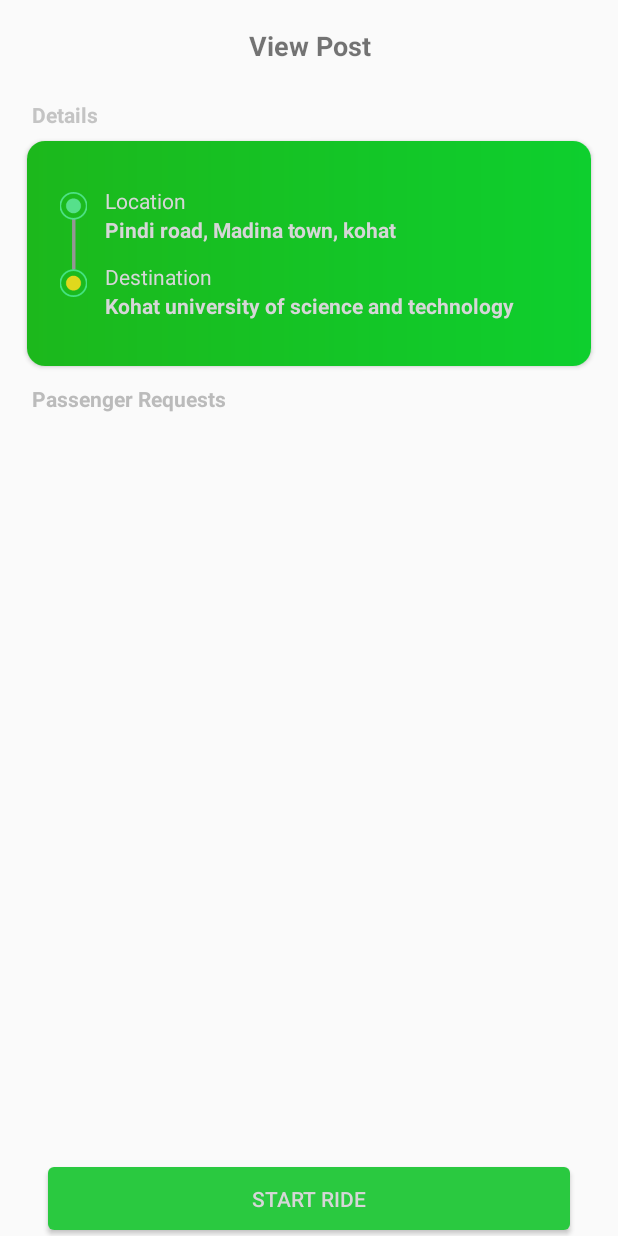
After one commit to sameed07/Lets_Ride_together_Driver, an Android app: the ViewPostActivity screen opened directly, with no data from a screen before it, on a phone screen of 412 x 824 dp. The commit adds this screen. Run offline under Robolectric (Android 15) with nearby library versions, the phone set to English and light mode, and no system bars; our stand-ins replace Firebase (no records; nobody signed in at launch, a user with empty details on screens opened directly); 2 statements that could not run were skipped.

Commit message:
Driver can see users request for specific post

```diff
--- a/app/src/main/AndroidManifest.xml
+++ b/app/src/main/AndroidManifest.xml
@@ -15,7 +15,8 @@
         android:roundIcon="@mipmap/ic_launcher_round"
         android:supportsRtl="true"
         android:theme="@style/AppTheme">
-        <activity android:name=".Activities.PassgengerProfile"></activity>
+        <activity android:name=".Activities.ViewPostActivity"></activity>
+        <activity android:name=".Activities.PassgengerProfile" />
         <activity android:name=".Activities.PostRequestActivity" />
         <activity android:name=".Activities.EditProfile" />
         <activity android:name=".Activities.ProfileActivity" />
--- /dev/null
+++ b/app/src/main/java/com/example/lets_ride_together_driver/Activities/ViewPostActivity.java
@@ -0,0 +1,117 @@
+package com.example.lets_ride_together_driver.Activities;
+
+import androidx.annotation.NonNull;
+import androidx.appcompat.app.AppCompatActivity;
+import androidx.recyclerview.widget.LinearLayoutManager;
+import androidx.recyclerview.widget.RecyclerView;
+
+import android.content.Intent;
+import android.os.Bundle;
+import android.view.View;
+import android.widget.Button;
+import android.widget.ImageView;
+import android.widget.TextView;
+
+import com.example.lets_ride_together_driver.R;
+import com.google.firebase.database.DataSnapshot;
+import com.google.firebase.database.DatabaseError;
+import com.google.firebase.database.DatabaseReference;
+import com.google.firebase.database.FirebaseDatabase;
+import com.google.firebase.database.ValueEventListener;
+
+import java.sql.Driver;
+import java.util.ArrayList;
+import java.util.List;
+
+import Adapter.PassengerRequestAdapter;
+import Fragments.RidesFragment;
+import Model.DriverPost;
+import Model.DriverRequest;
+
+public class ViewPostActivity extends AppCompatActivity {
+
+    private TextView txt_starting,txt_ending;
+    private ImageView img_back;
+    private Button btn_start;
+
+    RecyclerView request_recycler;
+    RecyclerView.LayoutManager manager;
+
+    String post_id;
+
+    //firebase
+    FirebaseDatabase mDatabase;
+    DatabaseReference mRef;
+
+    List<DriverRequest> mList = new ArrayList<>();
+
+    @Override
+    protected void onCreate(Bundle savedInstanceState) {
+        super.onCreate(savedInstanceState);
+        setContentView(R.layout.activity_view_post);
+
+
+        post_id = getIntent().getStringExtra("post_key");
+
+        request_recycler = findViewById(R.id.request_recycler);
+        manager = new LinearLayoutManager(this);
+        request_recycler.setLayoutManager(manager);
+
+        mDatabase = FirebaseDatabase.getInstance();
+        mRef = mDatabase.getReference("PostAsDriver").child(post_id);
+
+        txt_ending = findViewById(R.id.txt_endingpoint);
+        txt_starting = findViewById(R.id.txt_startingpoint);
+        btn_start = findViewById(R.id.btn_start_ride);
+
+
+//
+//        img_back.setOnClickListener(new View.OnClickListener() {
+//            @Override
+//            public void onClick(View v) {
+//
+//                startActivity(new Intent(ViewPostActivity.this, RidesFragment.class));
+////                finish();
+//            }
+//        });
+
+        mRef.addValueEventListener(new ValueEventListener() {
+            @Override
+            public void onDataChange(@NonNull DataSnapshot dataSnapshot) {
+                DriverPost post = dataSnapshot.getValue(DriverPost.class);
+                txt_starting.setText(post.getStarting_point());
+                txt_ending.setText(post.getEnding_point());
+
+            }
+
+            @Override
+            public void onCancelled(@NonNull DatabaseError databaseError) {
+
+            }
+        });
+
+
+        final FirebaseDatabase database = FirebaseDatabase.getInstance();
+        final DatabaseReference ref = database.getReference("DriverRequests");
+        ref.orderByChild("post_id").equalTo(post_id).addValueEventListener(new ValueEventListener() {
+            @Override
+            public void onDataChange(@NonNull DataSnapshot dataSnapshot) {
+
+                for (DataSnapshot ds : dataSnapshot.getChildren()){
+
+                    DriverRequest request= ds.getValue(DriverRequest.class);
+                    mList.add(request);
+
+                    PassengerRequestAdapter adapter = new PassengerRequestAdapter(ViewPostActivity.this,mList);
+                    request_recycler.setAdapter(adapter);
+                }
+            }
+
+            @Override
+            public void onCancelled(@NonNull DatabaseError databaseError) {
+
+            }
+        });
+
+    }
+}
--- /dev/null
+++ b/app/src/main/res/layout/activity_view_post.xml
@@ -0,0 +1,163 @@
+<?xml version="1.0" encoding="utf-8"?>
+<RelativeLayout
+    xmlns:android="http://schemas.android.com/apk/res/android"
+    xmlns:app="http://schemas.android.com/apk/res-auto"
+    xmlns:tools="http://schemas.android.com/tools"
+    android:layout_width="match_parent"
+    android:layout_height="match_parent"
+    tools:context=".Activities.ViewPostActivity"
+    android:orientation="vertical">
+
+
+    <TextView
+        android:layout_alignParentTop="true"
+        android:layout_width="match_parent"
+        android:layout_height="wrap_content"
+        android:text="View Post"
+        android:id="@+id/tb"
+        android:textStyle="bold"
+        android:textSize="18sp"
+        android:gravity="center"
+        android:layout_marginTop="18dp"/>
+
+    <LinearLayout
+        android:layout_width="match_parent"
+        android:layout_height="match_parent"
+        android:layout_below="@+id/tb"
+        android:layout_marginTop="12dp"
+        android:orientation="vertical">
+
+        <TextView
+            android:layout_width="match_parent"
+            android:layout_height="wrap_content"
+            android:layout_marginLeft="21dp"
+            android:layout_marginTop="12dp"
+            android:text="Details"
+            android:textColor="@color/gray"
+            android:textSize="14sp"
+            android:textStyle="bold" />
+
+        <androidx.cardview.widget.CardView
+
+            android:layout_width="match_parent"
+            android:layout_height="150dp"
+            android:layout_marginLeft="18dp"
+            android:layout_marginTop="8dp"
+            android:layout_marginRight="18dp"
+            app:cardCornerRadius="12dp">
+
+            <RelativeLayout
+                android:layout_width="match_parent"
+                android:layout_height="match_parent"
+                android:background="@drawable/gradient_card"
+                >
+
+
+
+
+
+                <LinearLayout
+                    android:layout_centerInParent="true"
+                    android:layout_marginTop="12dp"
+                    android:layout_width="match_parent"
+                    android:layout_height="wrap_content"
+                    >
+
+                    <LinearLayout
+
+                        android:layout_width="wrap_content"
+                        android:layout_height="match_parent"
+                        android:orientation="vertical">
+
+                        <ImageView
+                            android:layout_marginTop="4dp"
+                            android:layout_width="30dp"
+                            android:layout_height="70dp"
+                            android:layout_marginLeft="16dp"
+                            android:src="@drawable/location_line_two" />
+
+                    </LinearLayout>
+
+                    <LinearLayout
+                        android:paddingRight="12dp"
+                        android:layout_width="wrap_content"
+                        android:layout_height="match_parent"
+                        android:layout_marginLeft="6dp"
+                        android:orientation="vertical">
+
+                        <TextView
+                            android:layout_width="wrap_content"
+                            android:layout_height="wrap_content"
+                            android:text="Location"
+                            android:textColor="@color/white" />
+
+                        <TextView
+                            android:id="@+id/txt_startingpoint"
+                            android:layout_width="wrap_content"
+                            android:layout_height="wrap_content"
+                            android:maxLines="1"
+                            android:paddingRight="8dp"
+                            android:text="Pindi road, Madina town, kohat"
+                            android:textColor="@color/white"
+                            android:textStyle="bold" />
+
+                        <TextView
+                            android:layout_width="wrap_content"
+                            android:layout_height="wrap_content"
+                            android:layout_marginTop="12dp"
+                            android:text="Destination"
+                            android:textColor="@color/white" />
+
+                        <TextView
+                            android:id="@+id/txt_endingpoint"
+                            android:maxLines="1"
+                            android:paddingRight="8dp"
+                            android:layout_width="wrap_content"
+                            android:layout_height="wrap_content"
+                            android:text="Kohat university of science and technology"
+                            android:textColor="@color/white"
+                            android:textStyle="bold" />
+
+                    </LinearLayout>
+
+                </LinearLayout>
+
+            </RelativeLayout>
+
+        </androidx.cardview.widget.CardView>
+
+
+        <TextView
+            android:layout_width="match_parent"
+            android:layout_height="wrap_content"
+            android:layout_marginLeft="21dp"
+            android:layout_marginTop="12dp"
+            android:text="Passenger Requests"
+            android:textColor="@color/light_gray"
+            android:textSize="14sp"
+            android:textStyle="bold" />
+
+        <androidx.recyclerview.widget.RecyclerView
+            android:id="@+id/request_recycler"
+            android:layout_width="match_parent"
+            android:layout_height="250dp"
+            android:layout_margin="18dp">
+
+        </androidx.recyclerview.widget.RecyclerView>
+
+    </LinearLayout>
+
+    <Button
+        android:textColor="@color/white"
+        android:text="Start Ride"
+        android:layout_width="match_parent"
+        android:layout_height="42dp"
+        android:layout_alignParentBottom="true"
+        android:background="@drawable/btn_signin_drawble"
+        android:layout_marginBottom="4dp"
+        android:layout_marginRight="32dp"
+        android:layout_marginLeft="32dp"
+        android:id="@+id/btn_start_ride"
+        />
+
+</RelativeLayout>
--- a/app/src/main/res/layout/my_rides_adapter.xml
+++ b/app/src/main/res/layout/my_rides_adapter.xml
@@ -176,7 +176,7 @@
                         android:textAllCaps="false"
                         android:layout_marginTop="8dp"
                         android:textColor="@color/white"
-                        android:text="Request"
+                        android:text="View Post"
                         android:textSize="12sp"
                         android:layout_width="wrap_content"
                         android:layout_height="32dp"
--- a/app/src/main/res/values/colors.xml
+++ b/app/src/main/res/values/colors.xml
@@ -4,7 +4,7 @@
     <color name="colorPrimaryDark">#2AC940</color>
     <color name="colorAccent">#2196F3</color>
     <color name="devidercolor">#1F000000</color>
-    <color name="gray">#9C9C9C</color>
+    <color name="gray">#C4C4C4</color>
     <color name="light_gray">#BBBBBB</color>
     <color name="off_white">#F0F0F0</color>
     <color name="black">#000000</color>
```
Also changed, not shown: app/src/main/java/Adapter/MyRideAdapter.java (+8 -7 lines), app/src/main/java/Adapter/PassengerRequestAdapter.java (added, +101 -0 lines), app/src/main/java/Model/DriverRequest.java (added, +51 -0 lines), app/src/main/res/layout/fragment_rides.xml (+6 -3 lines), app/src/main/res/layout/passenger_request_adapter.xml (added, +54 -0 lines).
